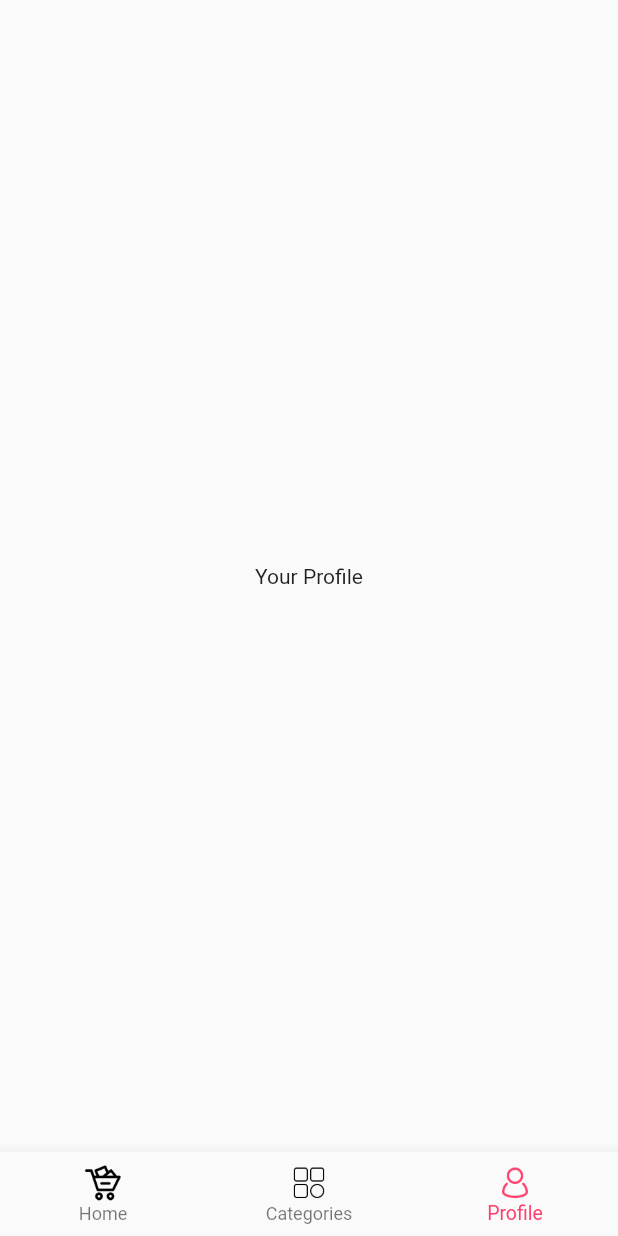
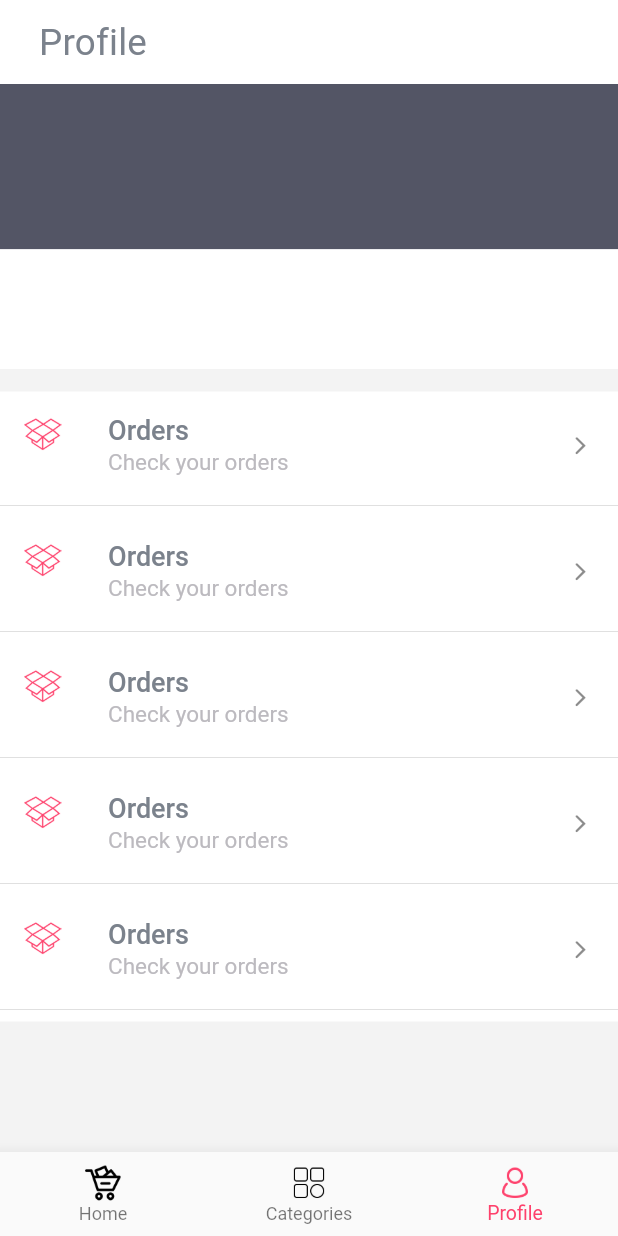
Before and after one commit to TheMaxwellJames/Flutter_ShoppingApp, a Flutter app: the screen it shows after launch, item 3 of the bottom bar chosen, on a phone screen of 412 x 824 dp. Run offline on Flutter 3.47's test engine with Material 2 defaults, Android fonts, the phone set to English and light mode, and no system bars; our stand-ins replace get.

Commit message:
profile without login

```diff
--- a/lib/feature/home_page/home_page.dart
+++ b/lib/feature/home_page/home_page.dart
@@ -1,3 +1,5 @@
+// ignore_for_file: prefer_const_constructors
+
 import 'package:flutter/material.dart';
 
 class HomePage extends StatefulWidget {
--- a/lib/feature/profile/profile.dart
+++ b/lib/feature/profile/profile.dart
@@ -1,4 +1,6 @@
 import 'package:flutter/material.dart';
+import 'package:flutter_ecom/feature/profile/profile_without_login.dart';
+import 'package:flutter_ecom/foundation/theme/colors.dart';
 
 class Profile extends StatefulWidget {
   const Profile({super.key});
@@ -11,9 +13,20 @@ class _ProfileState extends State<Profile> {
   @override
   Widget build(BuildContext context) {
     return Scaffold(
-       body: Center(
-        child: Text("Your Profile"),
+      backgroundColor: AppColor.scaffoldBGColor,
+      appBar: AppBar(
+        backgroundColor: AppColor.whiteColor,
+        elevation: 0,
+         centerTitle: false,
+        title: Padding(
+          padding: const EdgeInsets.only(left: 10),
+          child: Text('Profile',
+          style: Theme.of(context).textTheme.headlineLarge,
+          ),
+        ),
+
       ),
+       body: ProfileWithoutLogin()
     );
   }
 }
--- /dev/null
+++ b/lib/feature/profile/profile_without_login.dart
@@ -0,0 +1,48 @@
+import 'package:flutter/material.dart';
+import 'package:flutter_ecom/foundation/profile_item/profile_item.dart';
+import 'package:flutter_ecom/foundation/theme/colors.dart';
+
+
+class ProfileWithoutLogin extends StatelessWidget {
+  const ProfileWithoutLogin({super.key});
+
+  final double topContainerheight = 190;
+
+  @override
+  Widget build(BuildContext context) {
+    return Column(
+      children: [
+        Container(
+          height: topContainerheight,
+          child: Column(
+            children: [
+              Container(
+                height: topContainerheight* .58,
+                color: AppColor.dummyBGColor,
+              ),
+              Container(
+                 height: topContainerheight* .42,
+                 color: AppColor.whiteColor,
+              ),
+            ],
+          ),
+        ),
+        SizedBox(height: 15,
+        ),
+        Container(
+          color: AppColor.whiteColor,
+          child: Column(
+          children: [
+            ProfileItem(),
+              ProfileItem(),
+              ProfileItem(),
+                ProfileItem(),
+                  ProfileItem(),
+
+
+          ],
+        ))
+      ],
+    );
+  }
+}
--- /dev/null
+++ b/lib/foundation/profile_item/profile_item.dart
@@ -0,0 +1,33 @@
+import 'package:flutter/cupertino.dart';
+import 'package:flutter/material.dart';
+import 'package:flutter_ecom/foundation/sp_icon/sp_icon.dart';
+
+class ProfileItem extends StatelessWidget {
+  const ProfileItem({super.key});
+
+  @override
+  Widget build(BuildContext context) {
+    return Column(
+      children: [
+        Container(
+          height: 68,
+          child: ListTile(
+            leading: SPIcon(assetname: "orders.png",
+            ),
+            title: Text("Orders",
+              style: Theme.of(context).textTheme.bodyLarge,
+
+            ),
+            subtitle: Text("Check your orders",
+             style: Theme.of(context).textTheme.bodyMedium,
+            ),
+            trailing: Icon(CupertinoIcons.chevron_forward,
+              size: 18,
+            ),
+          ),
+        ),
+        Divider(),
+      ],
+    );
+  }
+}
--- a/lib/foundation/sp_icon/sp_icon.dart
+++ b/lib/foundation/sp_icon/sp_icon.dart
@@ -4,12 +4,12 @@ class SPIcon extends StatelessWidget {
   const SPIcon(
       {Key? key,
       required this.assetname,
-      required this.index,
-      required this.currentIndex})
+       this.index,
+       this.currentIndex})
       : super(key: key);
   final String assetname;
-  final int index;
-  final int currentIndex;
+  final int? index;
+  final int? currentIndex;
 
   @override
   Widget build(BuildContext context) {
--- /dev/null
+++ b/lib/foundation/theme/colors.dart
@@ -0,0 +1,17 @@
+import 'package:flutter/material.dart';
+
+class AppColor {
+  static const Color whiteColor = Color(0xffffffff);
+
+  static const Color headlineLarge = Color(0xff7b828c);
+
+   static const Color dummyBGColor  = Color(0xff535565);
+
+    static const Color scaffoldBGColor  = Color(0xfff3f3f3);
+
+     static const Color bodyColor1  = Color(0xff7b828c);
+
+        static const Color captionColor  = Color(0xffbcbabf);
+
+
+}
--- a/lib/main.dart
+++ b/lib/main.dart
@@ -1,4 +1,7 @@
+// ignore_for_file: prefer_const_constructors
+
 import 'package:flutter/material.dart';
+import 'package:flutter_ecom/foundation/theme/colors.dart';
 import 'package:get/get.dart';
 
 import 'feature/landing_page/landing_page.dart';
@@ -18,6 +21,23 @@ class MyApp extends StatelessWidget {
   Widget build(BuildContext context) {
     return GetMaterialApp(
       title: "Perry Stores",
+      theme: ThemeData(
+        textTheme: TextTheme(
+          headlineLarge: TextStyle(
+            fontSize: 24.5,
+            letterSpacing: 0.15,
+            color: AppColor.headlineLarge,
+          ),
+          bodyLarge: TextStyle(
+            color: AppColor.bodyColor1,
+             fontSize: 18,
+          ),
+          bodyMedium: TextStyle(
+            fontSize: 15,
+            color: AppColor.captionColor
+          )
+        ),
+      ),
       home: LandingPage(),
 
     );
```
